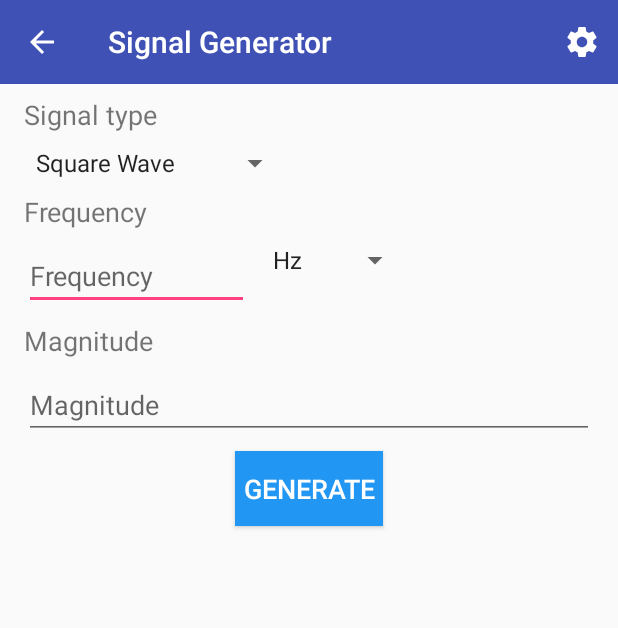
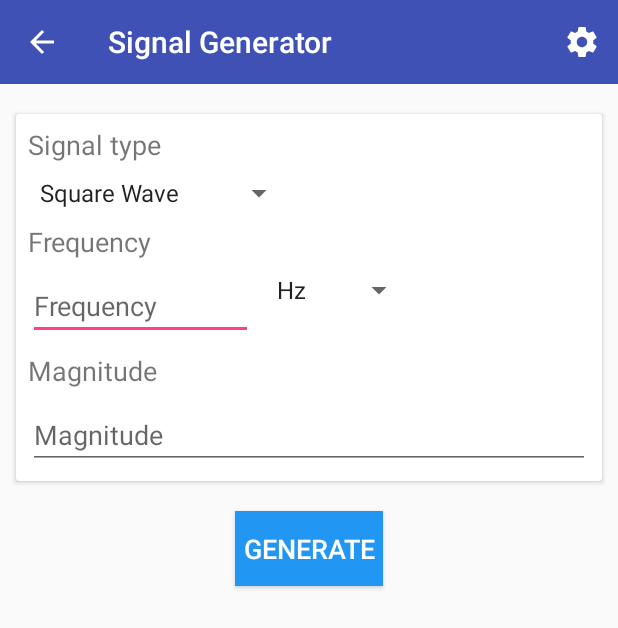
Before and after one commit to naz013/bt_control, an Android app: the SignalActivity screen opened directly, with no data from a screen before it, on a phone screen of 412 x 824 dp. Shown: the top 628 px of the screen. Run offline under Robolectric (Android 15) with nearby library versions, the light colour scheme and no system bars.

Commit message:
Add CardView to layout.

```diff
--- a/app/src/main/res/layout/activity_signal.xml
+++ b/app/src/main/res/layout/activity_signal.xml
@@ -1,5 +1,6 @@
 <?xml version="1.0" encoding="utf-8"?>
 <LinearLayout xmlns:android="http://schemas.android.com/apk/res/android"
+    xmlns:app="http://schemas.android.com/apk/res-auto"
     android:layout_width="match_parent"
     android:layout_height="match_parent"
     android:orientation="vertical">
@@ -8,11 +9,26 @@
         android:id="@+id/toolbar"
         layout="@layout/tool_bar" />
 
+    <android.support.v7.widget.CardView
+        android:layout_width="match_parent"
+        android:layout_height="wrap_content"
+        android:layout_marginLeft="8dp"
+        android:layout_marginRight="8dp"
+        android:layout_marginTop="16dp"
+        app:cardCornerRadius="2dp"
+        app:cardElevation="2dp"
+        app:cardUseCompatPadding="true">
+
+        <LinearLayout
+            android:layout_width="match_parent"
+            android:layout_height="wrap_content"
+            android:orientation="vertical">
+
             <TextView
                 android:layout_width="wrap_content"
                 android:layout_height="wrap_content"
-        android:layout_marginLeft="16dp"
-        android:layout_marginRight="16dp"
+                android:layout_marginLeft="8dp"
+                android:layout_marginRight="8dp"
                 android:layout_marginTop="8dp"
                 android:text="@string/signal_type"
                 android:textSize="18sp" />
@@ -21,16 +37,16 @@
                 android:id="@+id/waveType"
                 android:layout_width="wrap_content"
                 android:layout_height="wrap_content"
-        android:layout_marginLeft="16dp"
-        android:layout_marginRight="16dp"
+                android:layout_marginLeft="8dp"
+                android:layout_marginRight="8dp"
                 android:layout_marginTop="8dp"
                 android:entries="@array/wave_types" />
 
             <TextView
                 android:layout_width="wrap_content"
                 android:layout_height="wrap_content"
-        android:layout_marginLeft="16dp"
-        android:layout_marginRight="16dp"
+                android:layout_marginLeft="8dp"
+                android:layout_marginRight="8dp"
                 android:layout_marginTop="8dp"
                 android:text="@string/frequency"
                 android:textSize="18sp" />
@@ -38,8 +54,8 @@
             <RelativeLayout
                 android:layout_width="match_parent"
                 android:layout_height="wrap_content"
-        android:layout_marginLeft="16dp"
-        android:layout_marginRight="16dp"
+                android:layout_marginLeft="8dp"
+                android:layout_marginRight="8dp"
                 android:layout_marginTop="8dp"
                 android:orientation="horizontal">
 
@@ -63,8 +79,8 @@
             <TextView
                 android:layout_width="wrap_content"
                 android:layout_height="wrap_content"
-        android:layout_marginLeft="16dp"
-        android:layout_marginRight="16dp"
+                android:layout_marginLeft="8dp"
+                android:layout_marginRight="8dp"
                 android:layout_marginTop="8dp"
                 android:text="@string/magnitude"
                 android:textSize="18sp" />
@@ -73,18 +89,23 @@
                 android:id="@+id/magnitudeField"
                 android:layout_width="match_parent"
                 android:layout_height="wrap_content"
-        android:layout_marginLeft="16dp"
-        android:layout_marginRight="16dp"
+                android:layout_marginBottom="8dp"
+                android:layout_marginLeft="8dp"
+                android:layout_marginRight="8dp"
                 android:layout_marginTop="8dp"
                 android:hint="@string/magnitude"
                 android:inputType="number" />
+
+        </LinearLayout>
+
+    </android.support.v7.widget.CardView>
 
     <Button
         android:id="@+id/generateButton"
         android:layout_width="wrap_content"
         android:layout_height="50dp"
         android:layout_gravity="center"
-        android:layout_marginTop="8dp"
+        android:layout_marginTop="16dp"
         android:background="@drawable/blue_drawable"
         android:padding="5dp"
         android:text="@string/generate"
```
Lines whose indentation alone changed are shown as unchanged.
